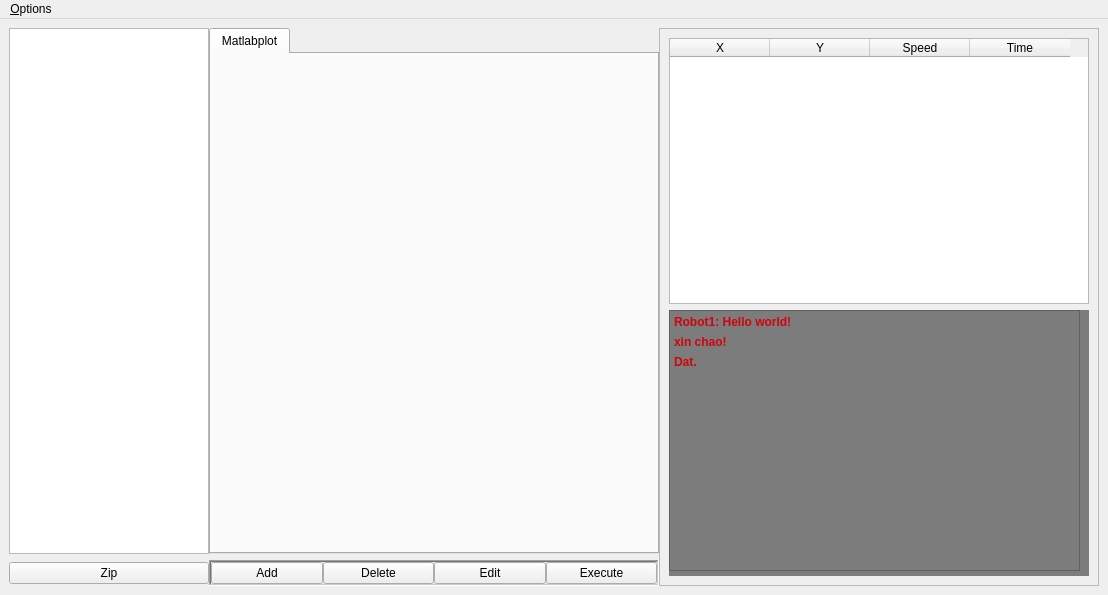
DatTran262/DO_AN, file UET_ARMUI.ui: the form before one commit.
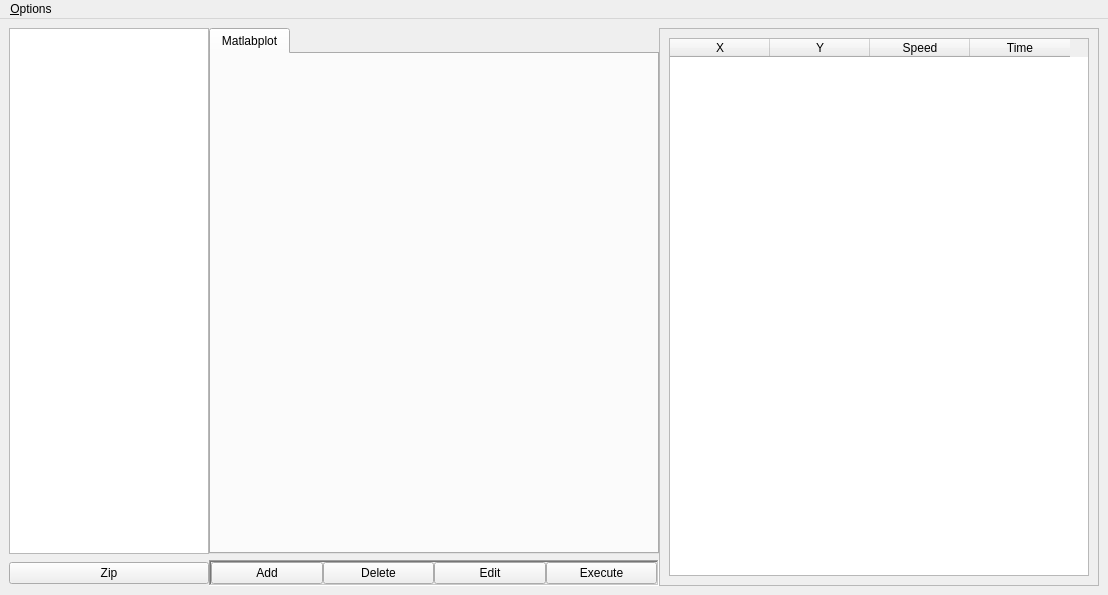
The form after the commit. Icons and pictures are not drawn.

What changed in the file:
```diff
--- a/UET_ARMUI.ui
+++ b/UET_ARMUI.ui
@@ -241,41 +241,6 @@
            </sizepolicy>
           </property>
           <layout class="QGridLayout" name="gridLayout_2">
-           <item row="1" column="0">
-            <widget class="QWidget" name="widget" native="true">
-             <property name="sizePolicy">
-              <sizepolicy hsizetype="Expanding" vsizetype="Expanding">
-               <horstretch>0</horstretch>
-               <verstretch>0</verstretch>
-              </sizepolicy>
-             </property>
-             <property name="styleSheet">
-              <string notr="true">background-color: rgb(124, 124, 124)</string>
-             </property>
-             <widget class="QTextEdit" name="textEdit">
-              <property name="geometry">
-               <rect>
-                <x>0</x>
-                <y>0</y>
-                <width>411</width>
-                <height>261</height>
-               </rect>
-              </property>
-              <property name="acceptDrops">
-               <bool>false</bool>
-              </property>
-              <property name="html">
-               <string>&lt;!DOCTYPE HTML PUBLIC &quot;-//W3C//DTD HTML 4.0//EN&quot; &quot;http://www.w3.org/TR/REC-html40/strict.dtd&quot;&gt;
-&lt;html&gt;&lt;head&gt;&lt;meta name=&quot;qrichtext&quot; content=&quot;1&quot; /&gt;&lt;style type=&quot;text/css&quot;&gt;
-p, li { white-space: pre-wrap; }
-&lt;/style&gt;&lt;/head&gt;&lt;body style=&quot; font-family:'MS Shell Dlg 2'; font-size:7.8pt; font-weight:400; font-style:normal;&quot;&gt;
-&lt;p align=&quot;justify&quot; style=&quot; margin-top:6px; margin-bottom:6px; margin-left:0px; margin-right:0px; -qt-block-indent:0; text-indent:0px;&quot;&gt;&lt;span style=&quot; font-size:9pt; font-weight:600; color:#d3020c;&quot;&gt;Robot1: Hello world!&lt;/span&gt;&lt;/p&gt;
-&lt;p align=&quot;justify&quot; style=&quot; margin-top:6px; margin-bottom:6px; margin-left:0px; margin-right:0px; -qt-block-indent:0; text-indent:0px;&quot;&gt;&lt;span style=&quot; font-size:9pt; font-weight:600; color:#d3020c;&quot;&gt;xin chao!&lt;/span&gt;&lt;/p&gt;
-&lt;p align=&quot;justify&quot; style=&quot; margin-top:6px; margin-bottom:6px; margin-left:0px; margin-right:0px; -qt-block-indent:0; text-indent:0px;&quot;&gt;&lt;span style=&quot; font-size:9pt; font-weight:600; color:#d3020c;&quot;&gt;Dat.&lt;/span&gt;&lt;/p&gt;&lt;/body&gt;&lt;/html&gt;</string>
-              </property>
-             </widget>
-            </widget>
-           </item>
            <item row="0" column="0">
             <widget class="QTableWidget" name="endpoint">
              <property name="horizontalScrollBarPolicy">
```
